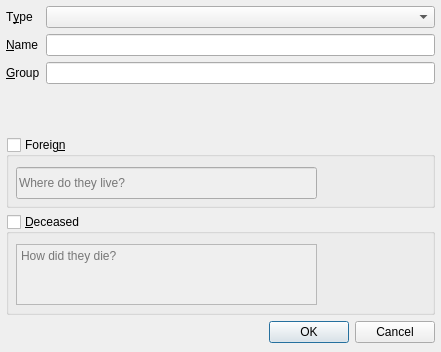
Old version of the form npc/gui/uis/new_character.ui in the repository aurule/npc.
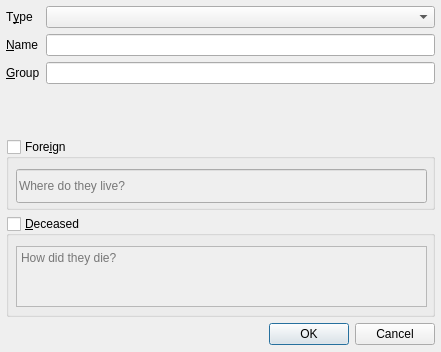
New version of the form.

Commit message: Add values field to new character dialog

```diff
--- a/npc/gui/uis/new_character.ui
+++ b/npc/gui/uis/new_character.ui
@@ -22,7 +22,7 @@
      <x>0</x>
      <y>0</y>
      <width>441</width>
-     <height>349</height>
+     <height>351</height>
     </rect>
    </property>
    <layout class="QVBoxLayout" name="verticalLayout">
@@ -99,7 +99,7 @@
        </size>
       </property>
       <property name="title">
-       <string>Foreig&amp;n</string>
+       <string>Fore&amp;ign</string>
       </property>
       <property name="checkable">
        <bool>true</bool>
@@ -107,17 +107,20 @@
       <property name="checked">
        <bool>false</bool>
       </property>
+      <widget class="QWidget" name="verticalLayoutWidget_2">
+       <property name="geometry">
+        <rect>
+         <x>10</x>
+         <y>30</y>
+         <width>411</width>
+         <height>34</height>
+        </rect>
+       </property>
+       <layout class="QVBoxLayout" name="verticalLayout_2">
+        <item>
       <widget class="QLineEdit" name="foreignText">
-       <property name="geometry">
-        <rect>
-         <x>10</x>
-         <y>30</y>
-         <width>301</width>
-         <height>32</height>
-        </rect>
-       </property>
        <property name="sizePolicy">
-        <sizepolicy hsizetype="Minimum" vsizetype="Fixed">
+           <sizepolicy hsizetype="Minimum" vsizetype="Preferred">
          <horstretch>0</horstretch>
          <verstretch>0</verstretch>
         </sizepolicy>
@@ -129,6 +132,9 @@
         <bool>true</bool>
        </property>
       </widget>
+        </item>
+       </layout>
+      </widget>
      </widget>
     </item>
     <item>
@@ -154,15 +160,18 @@
       <property name="checked">
        <bool>false</bool>
       </property>
-      <widget class="QPlainTextEdit" name="deceasedText">
+      <widget class="QWidget" name="verticalLayoutWidget_3">
        <property name="geometry">
         <rect>
          <x>10</x>
          <y>30</y>
-         <width>301</width>
+         <width>411</width>
          <height>61</height>
         </rect>
        </property>
+       <layout class="QVBoxLayout" name="verticalLayout_3">
+        <item>
+         <widget class="QPlainTextEdit" name="deceasedText">
        <property name="frameShape">
         <enum>QFrame::StyledPanel</enum>
        </property>
@@ -170,13 +179,13 @@
         <string>How did they die?</string>
        </property>
       </widget>
+        </item>
+       </layout>
+      </widget>
      </widget>
     </item>
     <item>
      <widget class="QDialogButtonBox" name="buttonBox">
-      <property name="orientation">
-       <enum>Qt::Horizontal</enum>
-      </property>
       <property name="standardButtons">
        <set>QDialogButtonBox::Cancel|QDialogButtonBox::Ok</set>
       </property>
```
Left out of the diff: 37 changed lines with no effect on the pictures. Lines whose indentation alone changed are shown as unchanged. The commit also changes 2 other files.
